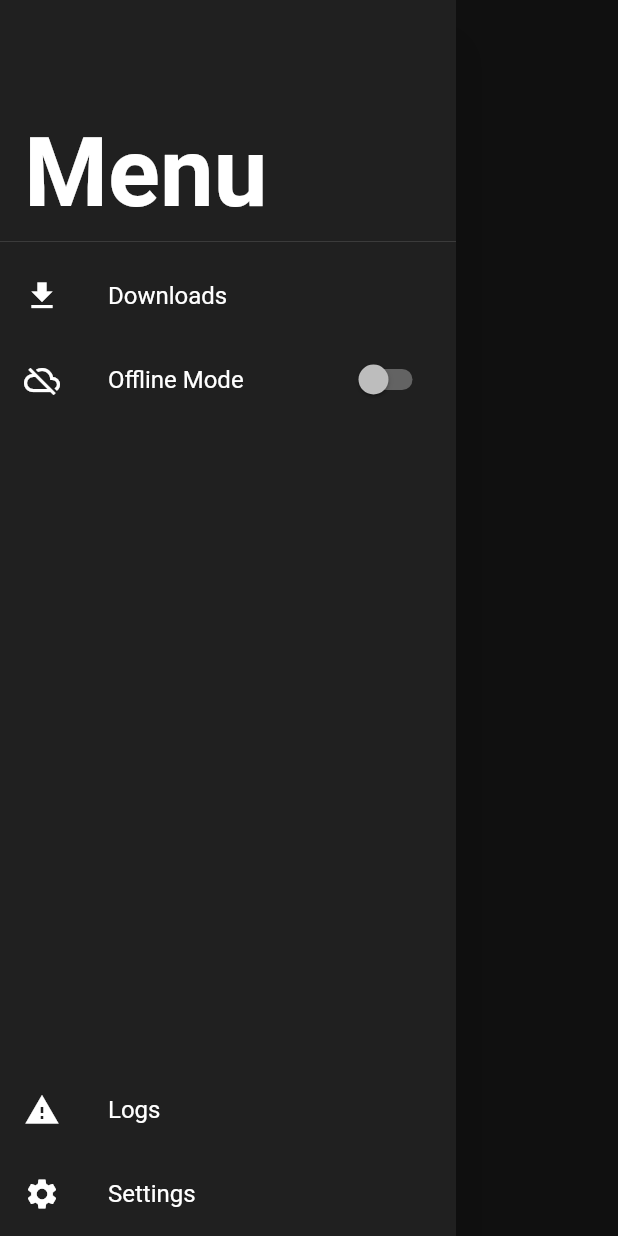
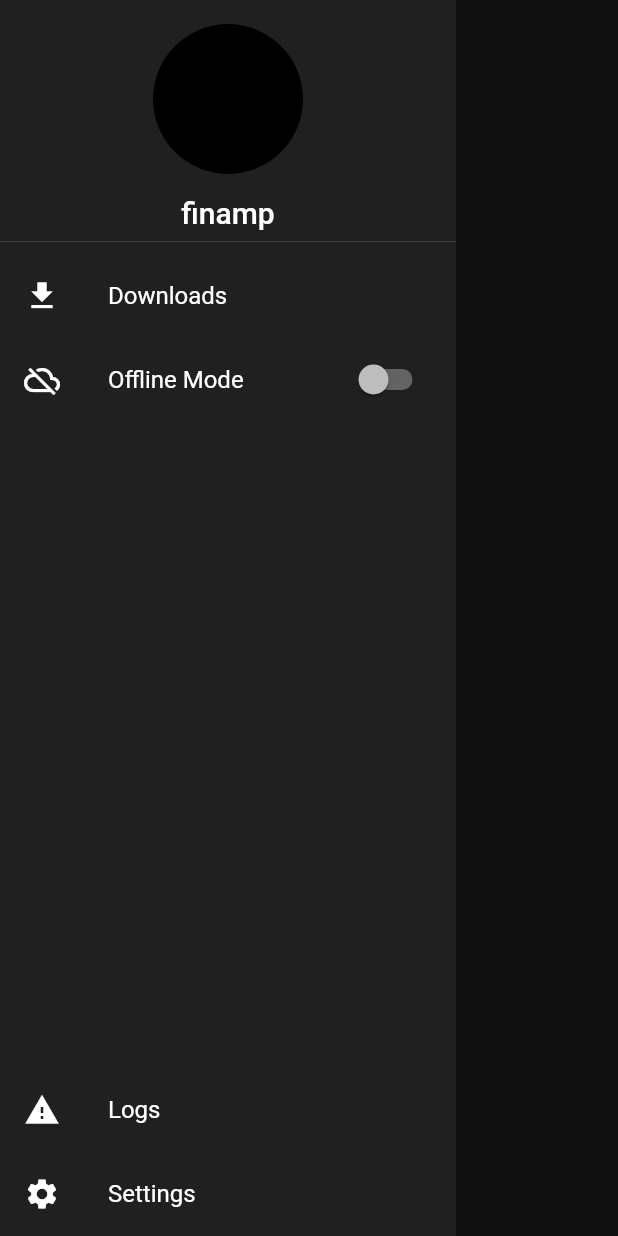
Before and after one commit to jmshrv/finamp, a Flutter app: the MusicScreenDrawer widget shown alone on an empty page, opened directly, on a phone screen of 412 x 824 dp. Run offline on Flutter 3.47's test engine with Material 2 defaults, Android fonts, the phone set to English and light mode, and no system bars; our stand-ins replace audio_service, cached_network_image, chopper, device_info, file_picker, get_it and 6 more; missing offline and left inert: audio_session, clipboard, file_sizes, flutter_downloader, simple_gesture_detector; accounts and stored records are empty; generated files the repository leaves out were written again; project files that could hold a hidden picture were left out.

Commit message:
Updated Drawer Header

```diff
--- a/lib/components/MusicScreen/MusicScreenDrawer.dart
+++ b/lib/components/MusicScreen/MusicScreenDrawer.dart
@@ -15,14 +15,24 @@ class MusicScreenDrawer extends StatelessWidget {
               delegate: SliverChildListDelegate.fixed(
                 [
                   DrawerHeader(
-                    child: Align(
-                      alignment: Alignment.bottomLeft,
-                      child: Text(
-                        "Menu",
-                        style: TextStyle(
-                            fontWeight: FontWeight.bold, fontSize: 64),
-                      ),
-                    ),
+                    child: Stack(
+                      children: [
+                        Align(
+                          alignment: Alignment.topCenter,
+                          child: CircleAvatar(
+                            backgroundColor: Colors.black,
+                            radius: 50.0,
+                          ),
+                        ),
+                        Align(
+                          alignment: Alignment.bottomCenter,
+                          child: Text(
+                            'finamp',
+                            style: TextStyle(fontSize: 20),
+                          )
+                        ),
+                      ],
+                    )
                   ),
                   ListTile(
                     leading: Icon(Icons.file_download),
@@ -42,6 +52,7 @@ class MusicScreenDrawer extends StatelessWidget {
                     mainAxisSize: MainAxisSize.min,
                     children: [
                       ListTile(
+
                         leading: Icon(Icons.warning),
                         title: Text("Logs"),
                         onTap: () => Navigator.of(context).pushNamed("/logs"),
```
